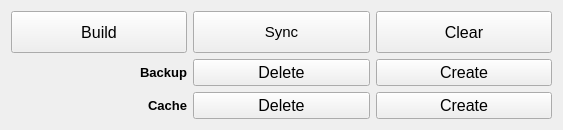
Above: src2/plugin/rootbuilder/ui/rootbuilder_actions.ui from Kezyma/ModOrganizer-Plugins before the change. Below: the same form after it.
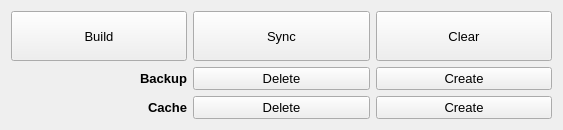
That is the form after the change.

What changed in the file:
```diff
--- a/src2/plugin/rootbuilder/ui/rootbuilder_actions.ui
+++ b/src2/plugin/rootbuilder/ui/rootbuilder_actions.ui
@@ -45,7 +45,7 @@
         </property>
         <property name="font">
          <font>
-          <pointsize>12</pointsize>
+          <pointsize>10</pointsize>
           <weight>50</weight>
           <bold>false</bold>
          </font>
@@ -68,7 +68,7 @@
         </property>
         <property name="font">
          <font>
-          <pointsize>11</pointsize>
+          <pointsize>10</pointsize>
          </font>
         </property>
         <property name="text">
@@ -86,7 +86,7 @@
         </property>
         <property name="font">
          <font>
-          <pointsize>12</pointsize>
+          <pointsize>10</pointsize>
          </font>
         </property>
         <property name="text">
@@ -142,7 +142,7 @@
         </property>
         <property name="font">
          <font>
-          <pointsize>12</pointsize>
+          <pointsize>10</pointsize>
          </font>
         </property>
         <property name="text">
@@ -177,7 +177,7 @@
         </property>
         <property name="font">
          <font>
-          <pointsize>12</pointsize>
+          <pointsize>10</pointsize>
          </font>
         </property>
         <property name="text">
@@ -195,7 +195,7 @@
         </property>
         <property name="font">
          <font>
-          <pointsize>12</pointsize>
+          <pointsize>10</pointsize>
          </font>
         </property>
         <property name="text">
@@ -213,7 +213,7 @@
         </property>
         <property name="font">
          <font>
-          <pointsize>12</pointsize>
+          <pointsize>10</pointsize>
          </font>
         </property>
         <property name="text">
```
